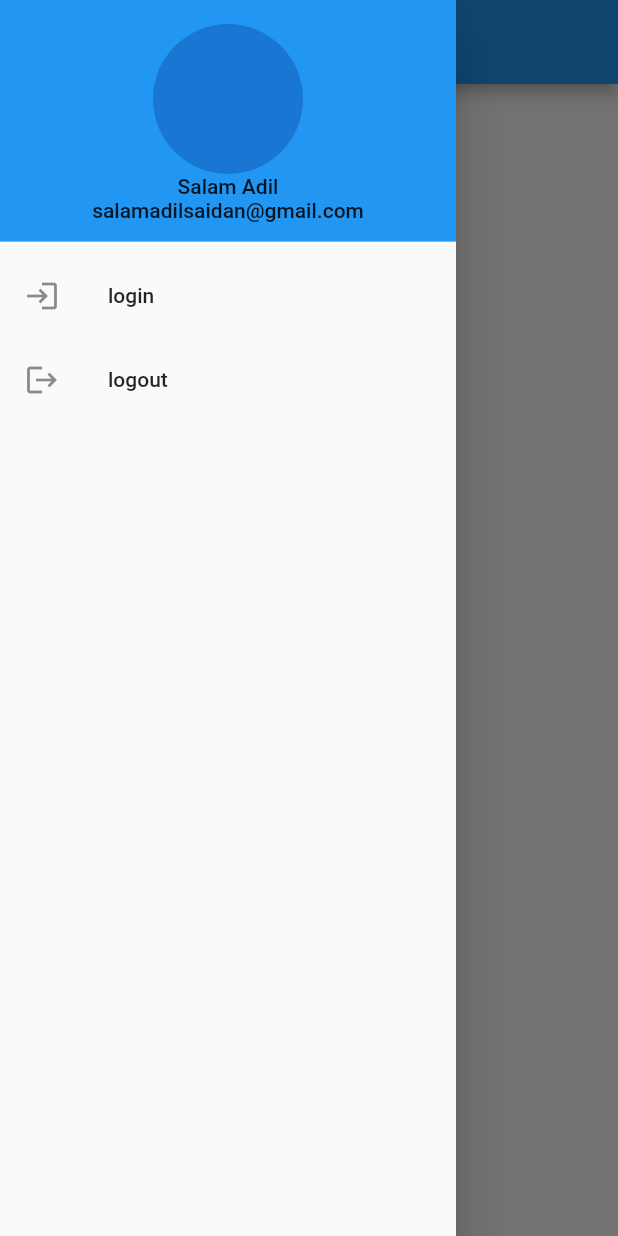
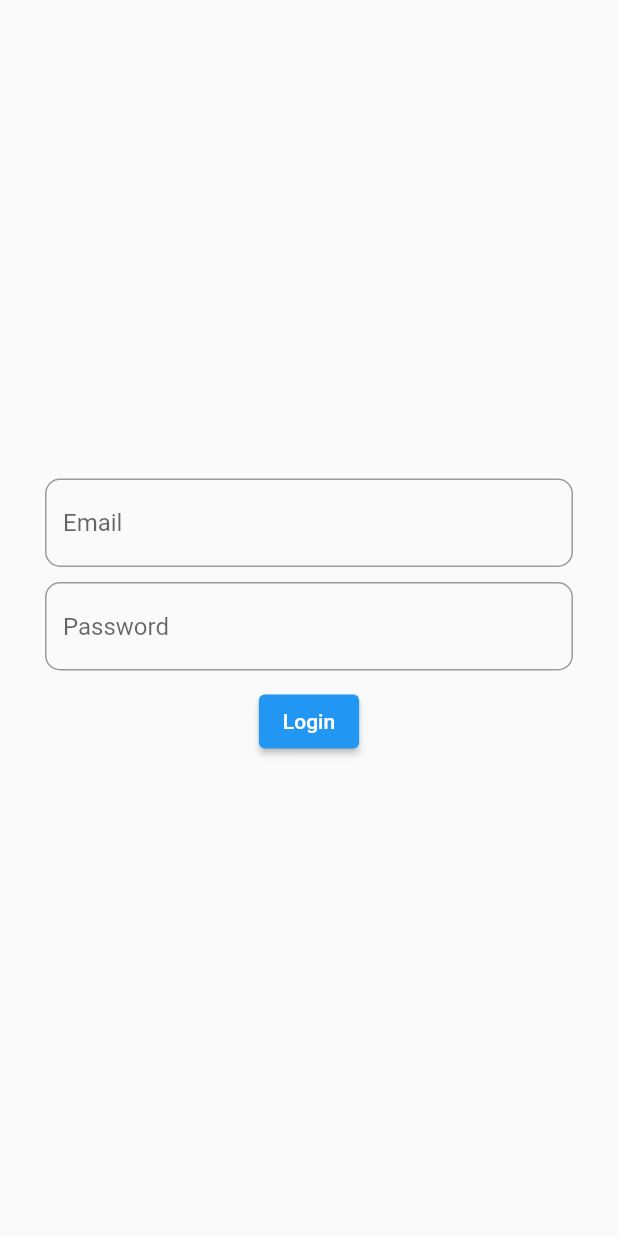
Before and after one commit to SalamAdil2442/flutter-with-laravel, a Flutter app: the screen it shows after launch, in the side drawer, after a tap on "login", on a phone screen of 412 x 824 dp. Run offline on Flutter 3.47's test engine with Material 2 defaults, Android fonts, the phone set to English and light mode, and no system bars.

Commit message:
create login page

```diff
--- a/lib/screen_page/home_screen.dart
+++ b/lib/screen_page/home_screen.dart
@@ -1,3 +1,6 @@
+
+
+import 'package:auth_laravel/screen_page/login_screen.dart';
 import 'package:flutter/material.dart';
 import 'package:flutter/src/widgets/framework.dart';
 import 'package:flutter/src/widgets/placeholder.dart';
@@ -34,13 +37,17 @@ class _home_screenState extends State<home_screen> {
           ListTile(
             leading: Icon(Icons.login),
             title: Text("login"),
-            onTap: () {},
+            onTap: () {
+              Navigator.of(context).push(MaterialPageRoute(
+                builder: (context) => login_screen(),
+              ));
+            },
           ),
           ListTile(
             leading: Icon(Icons.logout),
             title: Text("logout"),
             onTap: () {
-              Navigator.pop(context);
+              //  Navigator.pop(context);
             },
           ),
         ]),
--- /dev/null
+++ b/lib/screen_page/login_screen.dart
@@ -0,0 +1,106 @@
+import 'package:flutter/material.dart';
+import 'package:flutter/src/widgets/framework.dart';
+import 'package:flutter/src/widgets/placeholder.dart';
+
+class login_screen extends StatefulWidget {
+  const login_screen({super.key});
+
+  @override
+  State<login_screen> createState() => _login_screenState();
+}
+
+class _login_screenState extends State<login_screen> {
+  TextEditingController _emailcoltroller = TextEditingController();
+  TextEditingController _passwordcontroller = TextEditingController();
+  final _formKey = GlobalKey<FormState>();
+  @override
+  void initState() {
+    // TODO: implement initState
+    super.initState();
+  }
+
+  @override
+  void dispose() {
+    _emailcoltroller.dispose();
+    _passwordcontroller.dispose();
+    // TODO: implement dispose
+    super.dispose();
+  }
+
+  @override
+  Widget build(BuildContext context) {
+    return Scaffold(
+      body: Center(
+        child: Padding(
+          padding: EdgeInsets.all(30.0),
+          child: Form(
+            key: _formKey,
+            child: Column(
+              //crossAxisAlignment: CrossAxisAlignment.center,
+              mainAxisAlignment: MainAxisAlignment.center,
+              children: [
+                TextFormField(
+                  decoration: InputDecoration(
+                    hintText: "Email",
+                    focusColor: Colors.white,
+                    border: OutlineInputBorder(
+                      borderRadius: BorderRadius.circular(10.0),
+                    ),
+                  ),
+                  controller: _emailcoltroller,
+                  // The validator receives the text that the user has entered.
+                  validator: (value) {
+                    if (value == null || value.isEmpty) {
+                      return 'Please enter your email';
+                    }
+                    return null;
+                  },
+                ),
+                SizedBox(
+                  height: 10,
+                ),
+                TextFormField(
+                  decoration: InputDecoration(
+                    hintText: "Password",
+                    focusColor: Colors.white,
+                    border: OutlineInputBorder(
+                      borderRadius: BorderRadius.circular(10.0),
+                    ),
+                  ),
+
+                  controller: _passwordcontroller,
+                  // The validator receives the text that the user has entered.
+                  validator: (value) {
+                    if (value == null || value.isEmpty) {
+                      return 'Please enter the password ';
+                    }
+                    return null;
+                  },
+                ),
+                SizedBox(
+                  height: 10,
+                ),
+                ElevatedButton(
+                  onPressed: () {
+                    Map creds = {
+                      "email": _emailcoltroller.text,
+                      "password": _passwordcontroller.text,
+                      "device": "mobile",
+                    };
+                    if (_formKey.currentState!.validate()) {
+                      print(creds);
+                    }
+                  },
+                  child: Text(
+                    'Login',
+                    style: TextStyle(color: Colors.white),
+                  ),
+                ),
+              ],
+            ),
+          ),
+        ),
+      ),
+    );
+  }
+}
```
